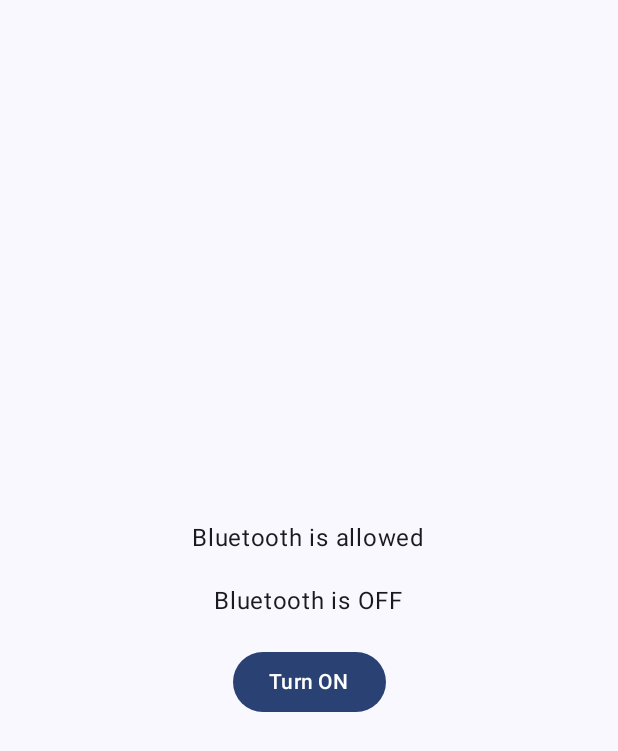
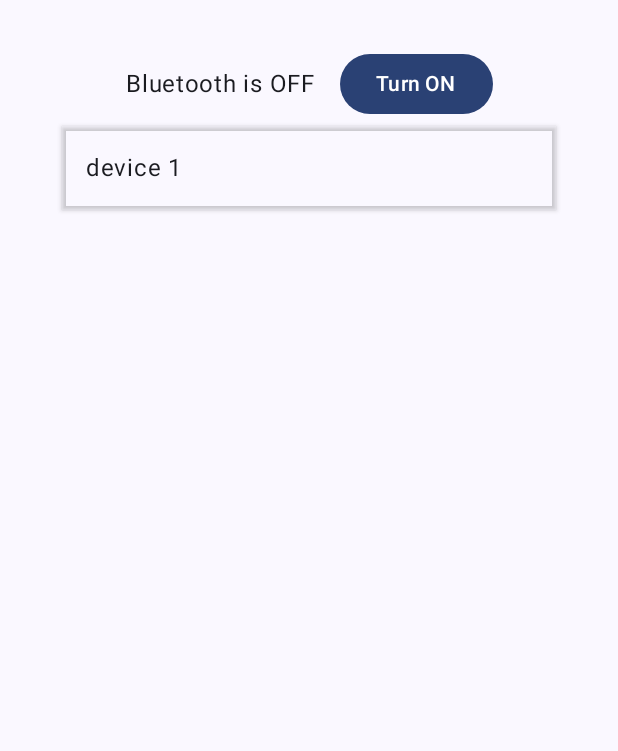
Before and after one commit to keychera/spacecrew, an Android app built with Jetpack Compose: the screen it shows after launch (MainActivity), on a phone screen of 412 x 824 dp. Shown: the top 751 px of the screen. Run offline under Robolectric (Android 15) with nearby library versions, the phone set to English and light mode, and no system bars.

Commit message:
device list UI

```diff
--- a/app/src/main/java/self/chera/spacecrew/MainActivity.kt
+++ b/app/src/main/java/self/chera/spacecrew/MainActivity.kt
@@ -17,10 +17,13 @@ import androidx.annotation.RequiresApi
 import androidx.compose.foundation.layout.Arrangement
 import androidx.compose.foundation.layout.Column
 import androidx.compose.foundation.layout.Row
+import androidx.compose.foundation.layout.Spacer
+import androidx.compose.foundation.layout.fillMaxHeight
 import androidx.compose.foundation.layout.fillMaxSize
 import androidx.compose.foundation.layout.fillMaxWidth
 import androidx.compose.foundation.layout.height
 import androidx.compose.foundation.layout.padding
+import androidx.compose.foundation.layout.size
 import androidx.compose.foundation.lazy.LazyColumn
 import androidx.compose.foundation.lazy.items
 import androidx.compose.foundation.shape.RoundedCornerShape
@@ -92,25 +95,41 @@ fun BluetoothMainScreen(activity: ComponentActivity) {
         ActivityResultContracts.StartActivityForResult()
     ) { isON = bluetooth.isEnabled }
 
+
+
     Column(
         verticalArrangement = Arrangement.Center,
         modifier = Modifier.fillMaxSize()
     ) {
         Column(
             horizontalAlignment = Alignment.CenterHorizontally,
-            verticalArrangement = Arrangement.SpaceAround,
-            modifier = Modifier
-                .height(150.dp)
-                .fillMaxWidth()
+            modifier = Modifier.fillMaxSize()
         ) {
-            Text(text = "Bluetooth is allowed")
+            Spacer(Modifier.size(32.dp))
+            Row(
+                verticalAlignment = Alignment.CenterVertically,
+            ) {
                 Text(text = "Bluetooth is ${if (isON) "ON" else "OFF"}")
+                Spacer(Modifier.size(16.dp))
+                if (bluetooth.isEnabled) {
                     Button(
-                enabled = !bluetooth.isEnabled,
+                        onClick = { toggleBT.launch(enableIntent) }
+                    ) {
+                        Text(text = "Scan for devices")
+                    }
+                } else {
+                    Button(
                         onClick = { toggleBT.launch(enableIntent) }
                     ) {
                         Text(text = "Turn ON")
                     }
+                }
+
+            }
+            val devices = (1..1).map {
+                Device("device $it")
+            }
+            DeviceList(devices = devices)
         }
     }
 }
@@ -132,7 +151,8 @@ fun AskForBluetooth(
 }
 
 data class Device(
-    val bluetoothId: String
+    val bluetoothId: String,
+    val paired: Boolean = false,
 )
 
 @Composable
@@ -142,7 +162,7 @@ fun DeviceCard(device: Device) {
             .padding(4.dp)
             .shadow(2.dp)
             .padding(16.dp)
-            .fillMaxWidth()
+            .fillMaxWidth(0.8F)
     ) {
         Text(text = device.bluetoothId)
     }
@@ -150,8 +170,19 @@ fun DeviceCard(device: Device) {
 
 @Composable
 fun DeviceList(devices: List<Device>) {
+    if (devices.isNotEmpty()) {
         LazyColumn {
             items(devices) { DeviceCard(device = it) }
+        }
+    } else {
+        Row(
+            Modifier
+                .padding(4.dp)
+                .shadow(2.dp)
+                .padding(16.dp)
+        ) {
+            Text("No device found")
+        }
     }
 }
 
```
Lines whose indentation alone changed are shown as unchanged.
